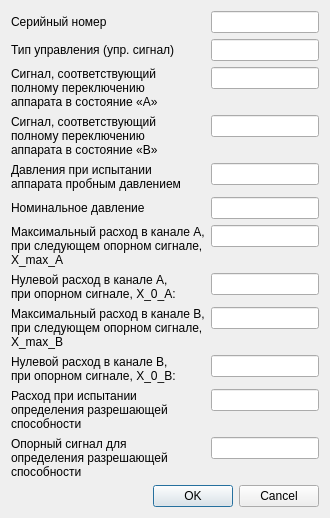
Above: servo_title_info.ui from firef0xff/SSHGS01 before the change. Below: the same form after it.
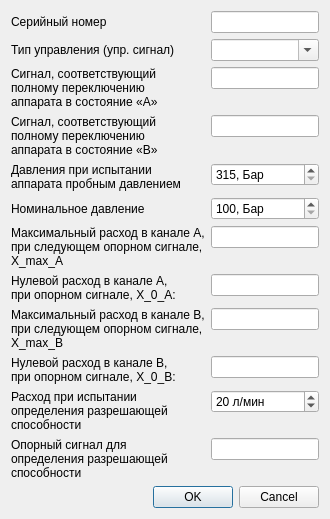
That is the form after the change.

Patch:
```diff
--- a/servo_title_info.ui
+++ b/servo_title_info.ui
@@ -39,9 +39,6 @@
        </property>
       </widget>
      </item>
-     <item row="1" column="1">
-      <widget class="QLineEdit" name="lineEdit_2"/>
-     </item>
      <item row="2" column="1">
       <widget class="QLineEdit" name="lineEdit_3"/>
      </item>
@@ -74,9 +71,6 @@
        </property>
       </widget>
      </item>
-     <item row="4" column="1">
-      <widget class="QLineEdit" name="lineEdit_5"/>
-     </item>
      <item row="5" column="0">
       <widget class="QLabel" name="label_6">
        <property name="text">
@@ -84,9 +78,6 @@
        </property>
       </widget>
      </item>
-     <item row="5" column="1">
-      <widget class="QLineEdit" name="lineEdit_6"/>
-     </item>
      <item row="6" column="0">
       <widget class="QLabel" name="label_7">
        <property name="text">
@@ -149,13 +140,77 @@
       <widget class="QLineEdit" name="lineEdit_9"/>
      </item>
      <item row="9" column="1">
-      <widget class="QLineEdit" name="lineEdit_10"/>
-     </item>
-     <item row="10" column="1">
-      <widget class="QLineEdit" name="lineEdit_11"/>
+      <widget class="QLineEdit" name="NullExpenditureB"/>
      </item>
      <item row="11" column="1">
-      <widget class="QLineEdit" name="lineEdit_12"/>
+      <widget class="QLineEdit" name="SygnalResolution"/>
+     </item>
+     <item row="1" column="1">
+      <widget class="QComboBox" name="SignalType">
+       <property name="editable">
+        <bool>true</bool>
+       </property>
+       <property name="currentIndex">
+        <number>-1</number>
+       </property>
+       <item>
+        <property name="text">
+         <string>4..20 мА</string>
+        </property>
+       </item>
+       <item>
+        <property name="text">
+         <string>0..20 мА</string>
+        </property>
+       </item>
+       <item>
+        <property name="text">
+         <string>+-10 В</string>
+        </property>
+       </item>
+      </widget>
+     </item>
+     <item row="4" column="1">
+      <widget class="QSpinBox" name="PessureTest">
+       <property name="suffix">
+        <string>, Бар</string>
+       </property>
+       <property name="minimum">
+        <number>315</number>
+       </property>
+       <property name="maximum">
+        <number>400</number>
+       </property>
+      </widget>
+     </item>
+     <item row="5" column="1">
+      <widget class="QSpinBox" name="Pessure">
+       <property name="suffix">
+        <string>, Бар</string>
+       </property>
+       <property name="minimum">
+        <number>100</number>
+       </property>
+       <property name="maximum">
+        <number>350</number>
+       </property>
+      </widget>
+     </item>
+     <item row="10" column="1">
+      <widget class="QSpinBox" name="ExpenditureResolution">
+       <property name="suffix">
+        <string> л/мин</string>
+       </property>
+       <property name="minimum">
+        <number>1</number>
+       </property>
+       <property name="maximum">
+        <number>1000</number>
+       </property>
+       <property name="value">
+        <number>20</number>
+       </property>
+      </widget>
      </item>
     </layout>
    </item>
```
Left out of the diff: 36 changed lines with no effect on the pictures.
